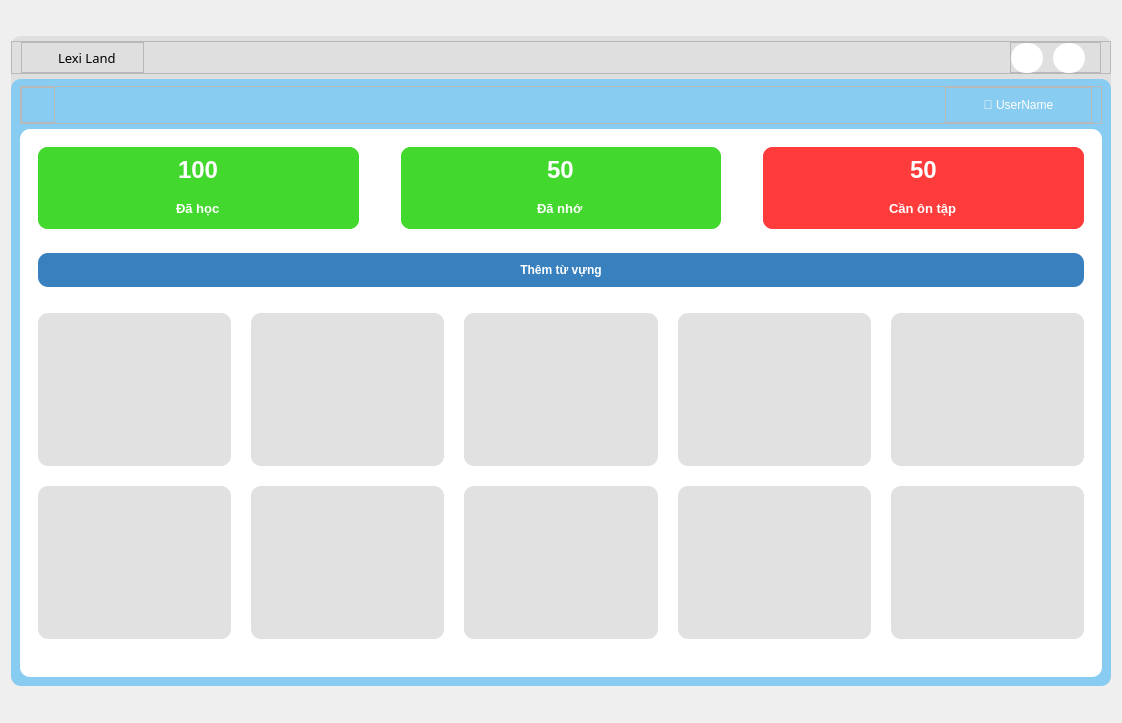
Above: UI/forms/vocab.ui from yuukun123/LexiLand before the change. Below: the same form after it.
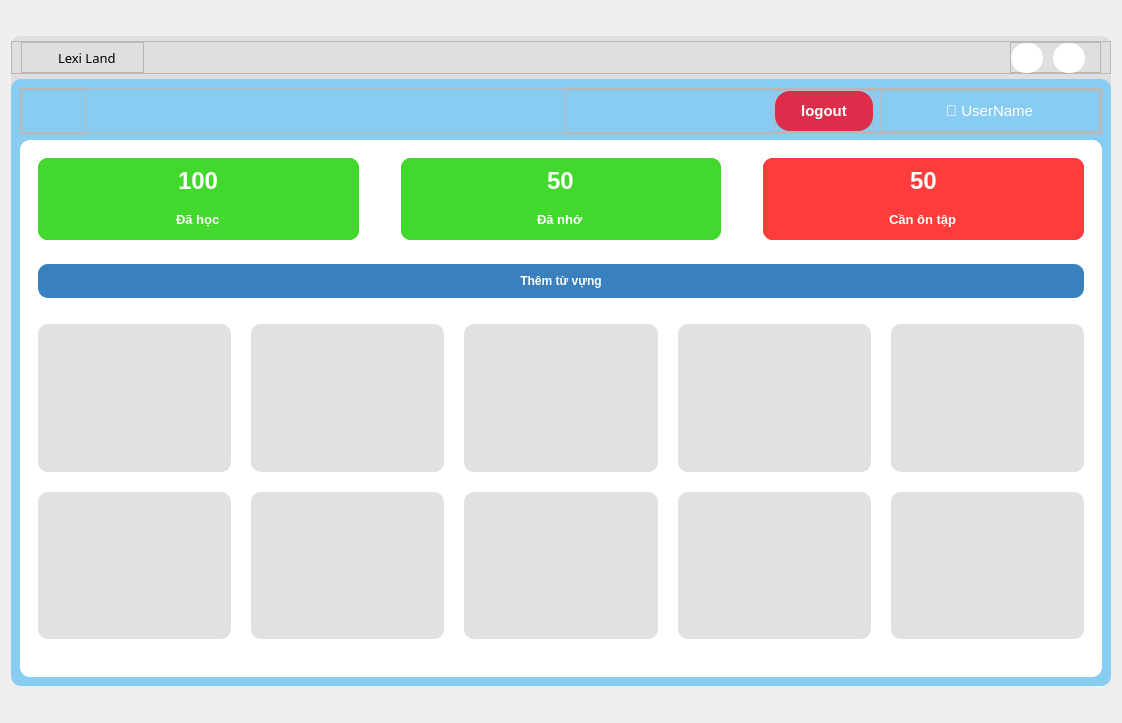
That is the form after the change. Icons and pictures are not drawn.

Patch:
```diff
--- a/UI/forms/vocab.ui
+++ b/UI/forms/vocab.ui
@@ -310,12 +310,6 @@
           <enum>QFrame::Raised</enum>
          </property>
          <layout class="QVBoxLayout" name="verticalLayout_3">
-          <property name="spacing">
-           <number>5</number>
-          </property>
-          <property name="topMargin">
-           <number>7</number>
-          </property>
           <item>
            <widget class="QFrame" name="frame_2">
             <property name="frameShape">
@@ -331,6 +325,9 @@
              <property name="topMargin">
               <number>0</number>
              </property>
+             <property name="rightMargin">
+              <number>0</number>
+             </property>
              <property name="bottomMargin">
               <number>0</number>
              </property>
@@ -344,7 +341,7 @@
                </property>
                <property name="minimumSize">
                 <size>
-                 <width>0</width>
+                 <width>65</width>
                  <height>0</height>
                 </size>
                </property>
@@ -403,8 +400,110 @@
                </layout>
               </widget>
              </item>
+             <item>
+              <widget class="QFrame" name="frame_21">
+               <property name="frameShape">
+                <enum>QFrame::StyledPanel</enum>
+               </property>
+               <property name="frameShadow">
+                <enum>QFrame::Raised</enum>
+               </property>
+               <layout class="QHBoxLayout" name="horizontalLayout_5">
+                <property name="leftMargin">
+                 <number>0</number>
+                </property>
+                <property name="topMargin">
+                 <number>0</number>
+                </property>
+                <property name="rightMargin">
+                 <number>0</number>
+                </property>
+                <property name="bottomMargin">
+                 <number>0</number>
+                </property>
              <item alignment="Qt::AlignRight">
+                 <widget class="QFrame" name="frame_22">
+                  <property name="minimumSize">
+                   <size>
+                    <width>100</width>
+                    <height>0</height>
+                   </size>
+                  </property>
+                  <property name="frameShape">
+                   <enum>QFrame::StyledPanel</enum>
+                  </property>
+                  <property name="frameShadow">
+                   <enum>QFrame::Raised</enum>
+                  </property>
+                  <layout class="QVBoxLayout" name="verticalLayout_16">
+                   <property name="leftMargin">
+                    <number>0</number>
+                   </property>
+                   <property name="topMargin">
+                    <number>0</number>
+                   </property>
+                   <property name="rightMargin">
+                    <number>0</number>
+                   </property>
+                   <property name="bottomMargin">
+                    <number>0</number>
+                   </property>
+                   <item>
+                    <widget class="QPushButton" name="logout">
+                     <property name="minimumSize">
+                      <size>
+                       <width>0</width>
+                       <height>40</height>
+                      </size>
+                     </property>
+                     <property name="maximumSize">
+                      <size>
+                       <width>100</width>
+                       <height>16777215</height>
+                      </size>
+                     </property>
+                     <property name="font">
+                      <font>
+                       <pointsize>11</pointsize>
+                       <weight>75</weight>
+                       <bold>true</bold>
+                      </font>
+                     </property>
+                     <property name="styleSheet">
+                      <string notr="true">#logout{
+background-color: #dd2d4a;
+border: none;
+border-radius: 15px;
+color: rgb(255, 255, 255)
+}
+
+#logout:hover{
+	
+	background-color: rgb(161, 161, 161);
+}</string>
+                     </property>
+                     <property name="text">
+                      <string>logout</string>
+                     </property>
+                     <property name="autoRepeat">
+                      <bool>true</bool>
+                     </property>
+                     <property name="autoDefault">
+                      <bool>false</bool>
+                     </property>
+                    </widget>
+                   </item>
+                  </layout>
+                 </widget>
+                </item>
+                <item>
               <widget class="QFrame" name="frame">
+                  <property name="maximumSize">
+                   <size>
+                    <width>220</width>
+                    <height>16777215</height>
+                   </size>
+                  </property>
                <property name="frameShape">
                 <enum>QFrame::StyledPanel</enum>
                </property>
@@ -424,17 +523,17 @@
                 <property name="bottomMargin">
                  <number>0</number>
                 </property>
-                <item>
+                   <item alignment="Qt::AlignHCenter">
                  <widget class="QLabel" name="username_label">
                   <property name="minimumSize">
                    <size>
-                    <width>145</width>
+                       <width>215</width>
                     <height>0</height>
                    </size>
                   </property>
                   <property name="font">
                    <font>
-                    <pointsize>9</pointsize>
+                       <pointsize>11</pointsize>
                    </font>
                   </property>
                   <property name="styleSheet">
@@ -462,6 +561,9 @@
             </layout>
            </widget>
           </item>
+            </layout>
+           </widget>
+          </item>
           <item>
            <widget class="QFrame" name="frame_3">
             <property name="sizePolicy">
@@ -883,7 +985,7 @@
                      <x>0</x>
                      <y>0</y>
                      <width>1038</width>
-                     <height>341</height>
+                     <height>329</height>
                     </rect>
                    </property>
                    <layout class="QVBoxLayout" name="verticalLayout_15">
```
Lines whose indentation alone changed are shown as unchanged.
